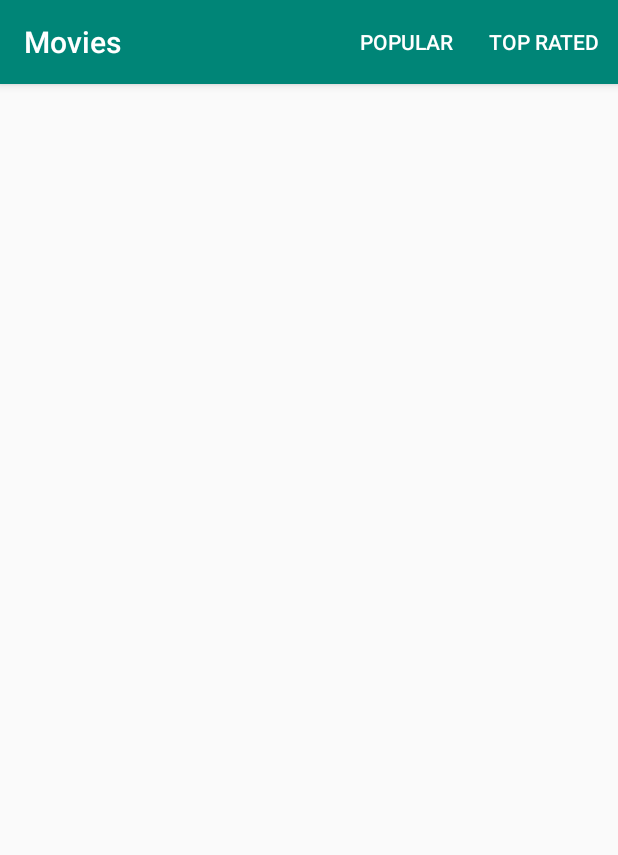
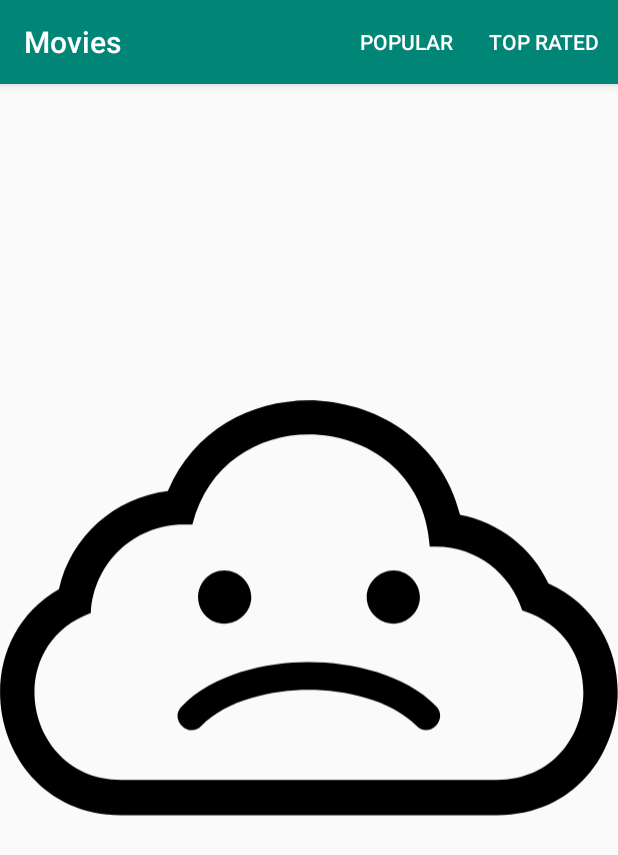
Before and after one commit to cjwhitsitt/adnd_popular_movies, an Android app: the screen it shows after launch (MainActivity), on a phone screen of 412 x 824 dp. Shown: the top 855 px of the screen. Run offline under Robolectric (Android 15) with nearby library versions, the phone set to English and light mode, and no system bars; our stand-ins replace Picasso; pictures from the network do not load.

Commit message:
Proper error handling

```diff
--- a/app/src/main/java/com/jaywhitsitt/popularmovies/DetailActivity.java
+++ b/app/src/main/java/com/jaywhitsitt/popularmovies/DetailActivity.java
@@ -70,6 +70,11 @@ public class DetailActivity extends AppCompatActivity {
 
     @SuppressLint("SetTextI18n") // Rating shouldn't be internationalized
     private void updateUI(MovieDetail movie) {
+        if (movie == null) {
+            showError();
+            return;
+        }
+
         Picasso.get()
                 .load(NetworkUtils.urlStringForPosterImage(movie.imageUrl))
                 .error(R.drawable.ic_error_cloud)
@@ -115,11 +120,7 @@ public class DetailActivity extends AppCompatActivity {
 
         @Override
         protected void onPostExecute(MovieDetail movie) {
-            if (movie == null) {
-                showError();
-            } else {
-                updateUI(movie);
-            }
+            updateUI(movie);
             mLoadingSpinner.setVisibility(View.GONE);
         }
 
--- a/app/src/main/java/com/jaywhitsitt/popularmovies/MainActivity.java
+++ b/app/src/main/java/com/jaywhitsitt/popularmovies/MainActivity.java
@@ -13,6 +13,7 @@ import android.util.Log;
 import android.view.Menu;
 import android.view.MenuItem;
 import android.view.View;
+import android.widget.ImageView;
 import android.widget.ProgressBar;
 
 import com.jaywhitsitt.popularmovies.data.MovieBase;
@@ -26,6 +27,7 @@ public class MainActivity extends AppCompatActivity implements MovieOnClickHandl
 
     RecyclerView mRecyclerView;
     ProgressBar mLoadingSpinner;
+    ImageView mErrorImageView;
     MovieAdapter mMovieAdapter;
 
     private static final String SORT_BY_POPULAR = "POPULAR";
@@ -40,6 +42,7 @@ public class MainActivity extends AppCompatActivity implements MovieOnClickHandl
 
         mRecyclerView = findViewById(R.id.rv_movies);
         mLoadingSpinner = findViewById(R.id.pb_main_loading_spinner);
+        mErrorImageView = findViewById(R.id.iv_main_error);
 
         GridLayoutManager layoutManager = new GridLayoutManager(this, 2);
         mRecyclerView.setLayoutManager(layoutManager);
@@ -53,6 +56,10 @@ public class MainActivity extends AppCompatActivity implements MovieOnClickHandl
 
     private void loadData(String sortSelection) {
         new FetchMoviesTask().execute(sortSelection);
+    }
+
+    private void showError() {
+        mErrorImageView.setVisibility(View.VISIBLE);
     }
 
     @Override
@@ -70,6 +77,7 @@ public class MainActivity extends AppCompatActivity implements MovieOnClickHandl
         @Override
         protected void onPreExecute() {
             mLoadingSpinner.setVisibility(View.VISIBLE);
+            mErrorImageView.setVisibility(View.GONE);
         }
 
         @Override
@@ -99,6 +107,9 @@ public class MainActivity extends AppCompatActivity implements MovieOnClickHandl
 
         @Override
         protected void onPostExecute(MovieBase[] movies) {
+            if (movies == null) {
+                showError();
+            }
             mMovieAdapter.setData(movies);
             mLoadingSpinner.setVisibility(View.GONE);
         }
--- a/app/src/main/res/layout/activity_main.xml
+++ b/app/src/main/res/layout/activity_main.xml
@@ -14,6 +14,14 @@
         android:id="@+id/pb_main_loading_spinner"
         android:layout_width="wrap_content"
         android:layout_height="wrap_content"
-        android:layout_gravity="center"/>
+        android:layout_gravity="center" />
+
+    <ImageView
+        android:id="@+id/iv_main_error"
+        android:layout_width="wrap_content"
+        android:layout_height="wrap_content"
+        android:layout_gravity="center"
+        android:visibility="gone"
+        android:src="@drawable/ic_error_cloud" />
 
 </FrameLayout>
```
